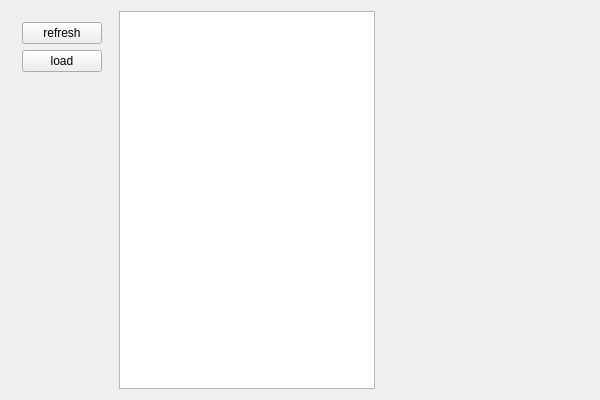
First picture: the form in gui/NameMapView.ui, repository llccde/CPHe, before the edit.
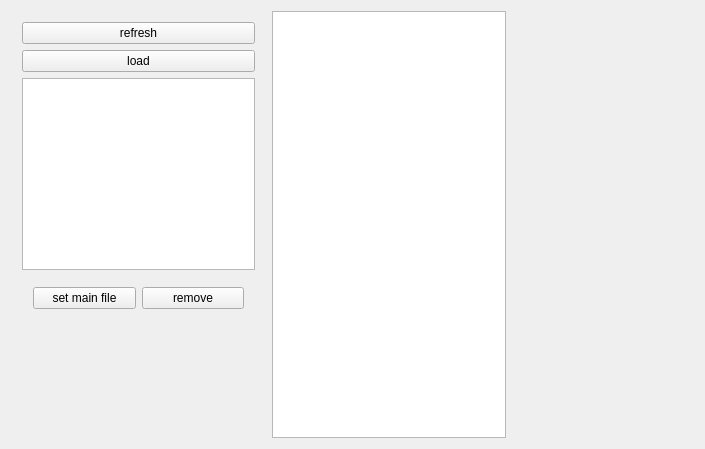
Second picture: the form after the edit.

What changed in the file:
```diff
--- a/gui/NameMapView.ui
+++ b/gui/NameMapView.ui
@@ -6,8 +6,8 @@
    <rect>
     <x>0</x>
     <y>0</y>
-    <width>600</width>
-    <height>400</height>
+    <width>705</width>
+    <height>449</height>
    </rect>
   </property>
   <property name="windowTitle">
@@ -31,6 +31,29 @@
         </property>
        </widget>
       </item>
+      <item>
+       <widget class="QListView" name="loadedFiles"/>
+      </item>
+      <item>
+       <widget class="QWidget" name="widget_2" native="true">
+        <layout class="QHBoxLayout" name="horizontalLayout_2">
+         <item>
+          <widget class="QPushButton" name="setMainFileButton">
+           <property name="text">
+            <string>set main file</string>
+           </property>
+          </widget>
+         </item>
+         <item>
+          <widget class="QPushButton" name="removeLoadedFileButton">
+           <property name="text">
+            <string>remove</string>
+           </property>
+          </widget>
+         </item>
+        </layout>
+       </widget>
+      </item>
       <item>
        <spacer name="verticalSpacer">
         <property name="orientation">
```
